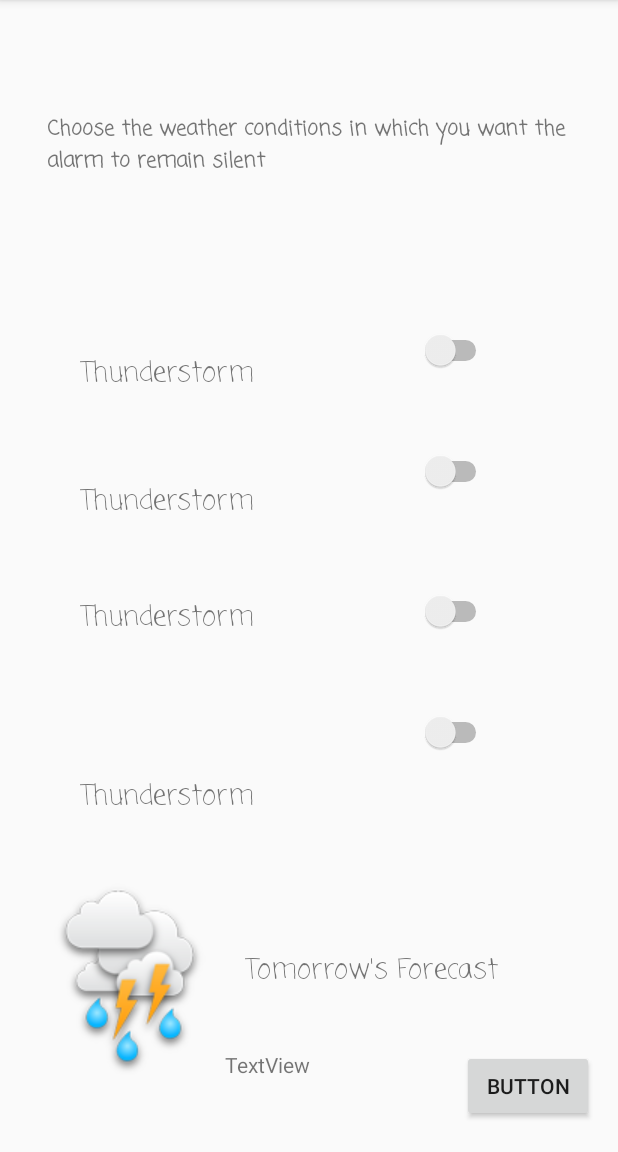
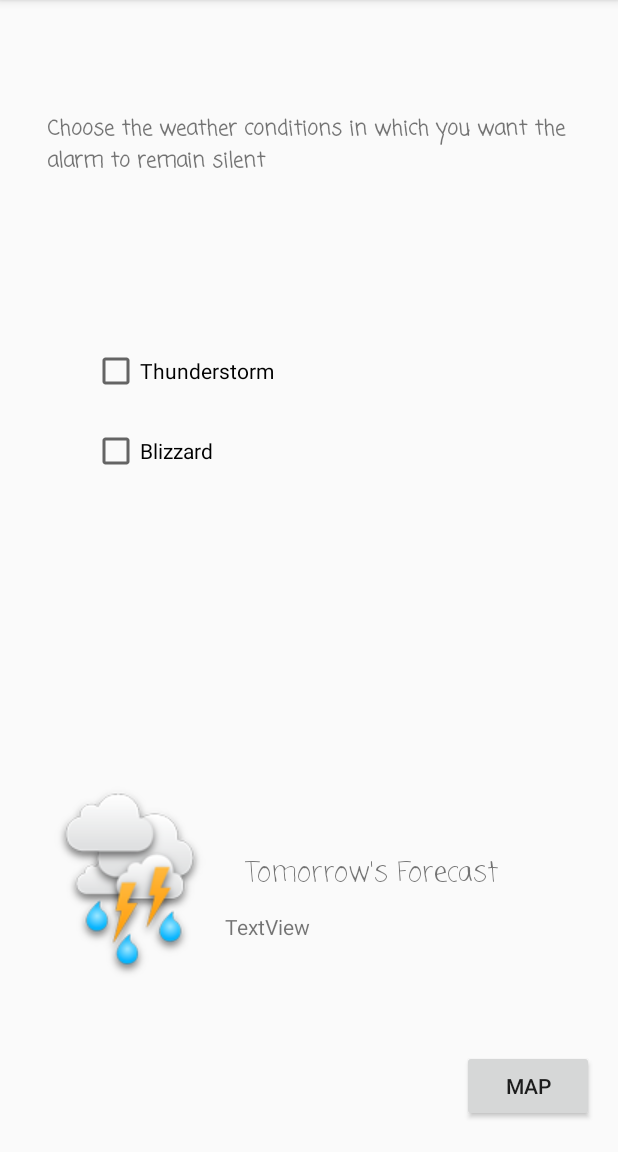
Before and after one commit to AV3110/Prototype_1, an Android app: the WeatherSwitches screen opened directly, with no data from a screen before it, on a phone screen of 412 x 824 dp, the part 84-1236 px from its top. Run offline under Robolectric (Android 15) with nearby library versions, the phone set to English and light mode, and no system bars; libraries missing offline, so code that uses them is left out: com.loopj.android, cz.msebera.android.

```diff
--- a/app/src/main/AndroidManifest.xml
+++ b/app/src/main/AndroidManifest.xml
@@ -8,8 +8,10 @@
          location permissions for the 'MyLocation' functionality.
     -->
     <uses-permission android:name="android.permission.ACCESS_FINE_LOCATION" />
+    <uses-permission android:name="com.android.alarm.permission.SET_ALARM"/>
     <uses-permission android:name="android.permission.ACCESS_COARSE_LOCATION" />
     <uses-permission android:name="android.permission.INTERNET" />
+
 
     <application
         android:allowBackup="true"
--- a/app/src/main/res/layout/activity_weather_switches.xml
+++ b/app/src/main/res/layout/activity_weather_switches.xml
@@ -12,7 +12,7 @@
         android:layout_height="wrap_content"
         android:layout_marginEnd="16dp"
         android:layout_marginBottom="20dp"
-        android:text="Button"
+        android:text="@string/Map"
         app:layout_constraintBottom_toBottomOf="parent"
         app:layout_constraintEnd_toEndOf="parent"
         app:layout_constraintStart_toEndOf="@+id/descriptionTv"
@@ -35,89 +35,32 @@
         app:layout_constraintStart_toStartOf="parent"
         app:layout_constraintTop_toTopOf="parent" />
 
-    <TextView
-        android:id="@+id/textView8"
+    <CheckBox
+        android:id="@+id/textview8"
         android:layout_width="wrap_content"
         android:layout_height="wrap_content"
-        android:layout_marginBottom="57dp"
         android:text="@string/thunderstorm"
-        android:textSize="18sp"
-        app:fontFamily="casual"
-        app:layout_constraintBottom_toTopOf="@+id/textView9"
-        app:layout_constraintEnd_toEndOf="@+id/textView9"
-        app:layout_constraintStart_toStartOf="@+id/textView9" />
+        app:layout_constraintBottom_toBottomOf="parent"
+        app:layout_constraintEnd_toEndOf="parent"
+        app:layout_constraintHorizontal_bias="0.212"
+        app:layout_constraintStart_toStartOf="parent"
+        app:layout_constraintTop_toTopOf="parent"
+        app:layout_constraintVertical_bias="0.314"
 
-    <Switch
-        android:id="@+id/switch6"
+        />
+
+
+    <CheckBox
+        android:id="@+id/textview9"
         android:layout_width="wrap_content"
         android:layout_height="wrap_content"
-        android:layout_marginTop="220dp"
-        app:layout_constraintEnd_toEndOf="@+id/switch8"
-        app:layout_constraintStart_toStartOf="@+id/switch8"
-        app:layout_constraintTop_toTopOf="parent" />
-
-    <TextView
-        android:id="@+id/textView9"
-        android:layout_width="wrap_content"
-        android:layout_height="wrap_content"
-        android:layout_marginTop="71dp"
-        android:layout_marginBottom="71dp"
-        android:text="@string/thunderstorm"
-        android:textSize="18sp"
-        app:fontFamily="casual"
-        app:layout_constraintBottom_toBottomOf="@+id/switch8"
-        app:layout_constraintEnd_toEndOf="@+id/textView10"
-        app:layout_constraintStart_toStartOf="@+id/textView10"
-        app:layout_constraintTop_toBottomOf="@+id/switch6" />
-
-    <Switch
-        android:id="@+id/switch7"
-        android:layout_width="wrap_content"
-        android:layout_height="wrap_content"
-        android:layout_marginTop="53dp"
-        app:layout_constraintStart_toStartOf="@+id/switch6"
-        app:layout_constraintTop_toBottomOf="@+id/switch6" />
-
-    <TextView
-        android:id="@+id/textView10"
-        android:layout_width="wrap_content"
-        android:layout_height="wrap_content"
-        android:layout_marginTop="49dp"
-        android:text="@string/thunderstorm"
-        android:textSize="18sp"
-        app:fontFamily="casual"
-        app:layout_constraintEnd_toEndOf="@+id/textView11"
-        app:layout_constraintStart_toStartOf="@+id/textView11"
-        app:layout_constraintTop_toBottomOf="@+id/textView9" />
-
-    <Switch
-        android:id="@+id/switch8"
-        android:layout_width="wrap_content"
-        android:layout_height="wrap_content"
-        android:layout_marginTop="66dp"
-        android:layout_marginEnd="84dp"
+        android:text="@string/blizzard"
+        app:layout_constraintBottom_toBottomOf="parent"
         app:layout_constraintEnd_toEndOf="parent"
-        app:layout_constraintTop_toBottomOf="@+id/switch7" />
-
-    <TextView
-        android:id="@+id/textView11"
-        android:layout_width="wrap_content"
-        android:layout_height="wrap_content"
-        android:layout_marginStart="53dp"
-        android:layout_marginBottom="43dp"
-        android:text="@string/thunderstorm"
-        android:textSize="18sp"
-        app:fontFamily="casual"
-        app:layout_constraintBottom_toTopOf="@+id/weatherImage"
-        app:layout_constraintStart_toStartOf="parent" />
-
-    <Switch
-        android:id="@+id/switch9"
-        android:layout_width="wrap_content"
-        android:layout_height="wrap_content"
-        android:layout_marginTop="53dp"
-        app:layout_constraintStart_toStartOf="@+id/switch8"
-        app:layout_constraintTop_toBottomOf="@+id/switch8" />
+        app:layout_constraintHorizontal_bias="0.185"
+        app:layout_constraintStart_toStartOf="parent"
+        app:layout_constraintTop_toTopOf="parent"
+        app:layout_constraintVertical_bias="0.387" />
 
     <ImageView
         android:id="@+id/weatherImage"
@@ -125,7 +68,7 @@
         android:layout_height="wrap_content"
         android:layout_marginStart="22dp"
         android:layout_marginEnd="13dp"
-        android:layout_marginBottom="51dp"
+        android:layout_marginBottom="116dp"
         app:layout_constraintBottom_toBottomOf="parent"
         app:layout_constraintEnd_toStartOf="@+id/weatherTextView"
         app:layout_constraintStart_toStartOf="parent"
@@ -151,10 +94,13 @@
 
         android:layout_marginStart="150dp"
         android:layout_marginEnd="8dp"
+        android:layout_marginBottom="92dp"
         android:text="TextView"
         app:layout_constraintBottom_toBottomOf="parent"
         app:layout_constraintEnd_toStartOf="@+id/goToMapBtn"
         app:layout_constraintStart_toEndOf="@+id/weatherImage"
-        app:layout_constraintStart_toStartOf="parent" />
+        app:layout_constraintStart_toStartOf="parent">
+
+    </TextView>
 
 </androidx.constraintlayout.widget.ConstraintLayout>
--- a/app/src/main/res/values/strings.xml
+++ b/app/src/main/res/values/strings.xml
@@ -8,4 +8,7 @@
     <string name="add_alarm">Add Alarm</string>
     <string name="tom_weather">Tomorrow\'s Forecast</string>
     <string name="title_activity_maps">Map</string>
+    <string name="hour">hour</string>
+    <string name="blizzard">Blizzard</string>
+    <string name="Map">Map</string>
 </resources>
```
Also changed, not shown: app/src/main/java/com/lightsabers/prototype_1/CurrentWeatherModel.java (+4 -4 lines), app/src/main/java/com/lightsabers/prototype_1/DeviceLocationModel.java (+6 -5 lines), app/src/main/java/com/lightsabers/prototype_1/MainActivity.java (+22 -8 lines), app/src/main/java/com/lightsabers/prototype_1/WeatherSwitches.java (+60 -4 lines).
